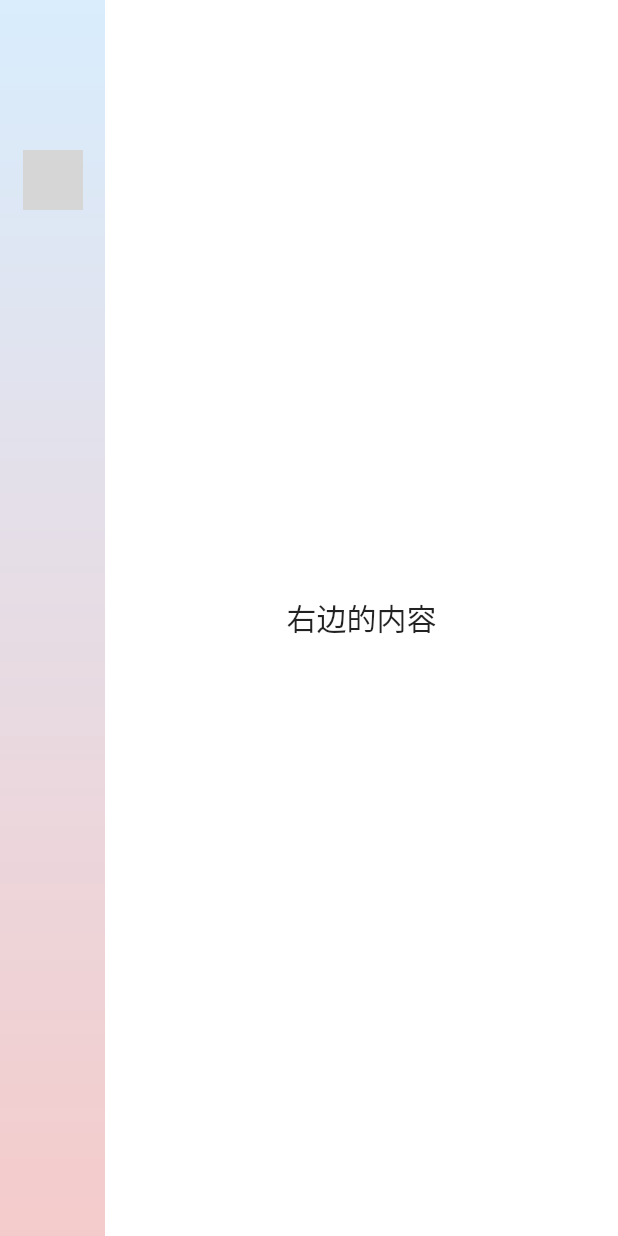
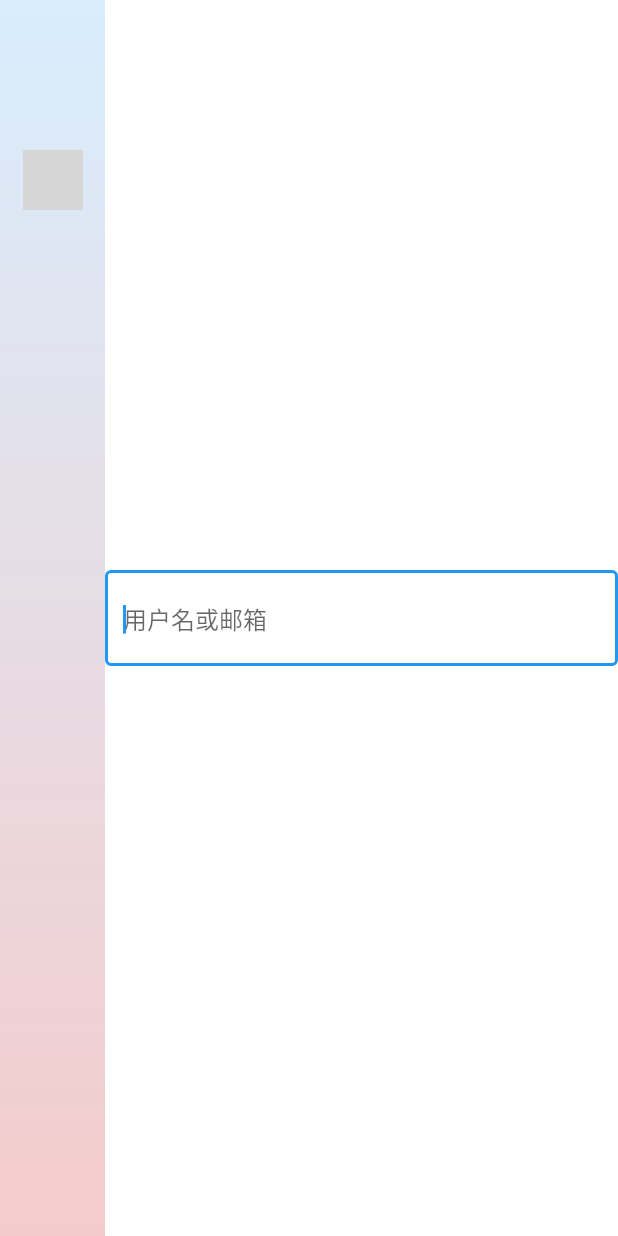
Before and after one commit to charonX/xiaoYao, a Flutter app: the screen it shows after launch, on a phone screen of 412 x 824 dp. Run offline on Flutter 3.47's test engine with Material 2 defaults, Android fonts, the light colour scheme and no system bars; missing offline and left inert: window_manager; grey boxes are pictures that could not be loaded.

Commit message:
chat界面开发

```diff
--- /dev/null
+++ b/lib/screens/chat/chat.dart
@@ -0,0 +1,22 @@
+import 'package:flutter/material.dart';
+
+class Chat extends StatefulWidget{
+  const Chat({Key? key}) : super(key: key);
+  @override
+  _Chat createState() => _Chat();
+}
+
+class _Chat extends State<Chat> {
+  @override
+  Widget build(BuildContext context) {
+    return const Center(
+      child: TextField(
+        autofocus: true,
+        decoration: InputDecoration(
+          hintText: "用户名或邮箱",
+          border: OutlineInputBorder()
+        ),
+      ),
+    );
+  }
+}
--- a/lib/screens/navigation/nav_screen.dart
+++ b/lib/screens/navigation/nav_screen.dart
@@ -3,6 +3,8 @@ import 'package:flutter/services.dart';
 import 'package:flutter/material.dart';
 
 class NavigationWidget extends StatelessWidget {
+  const NavigationWidget({super.key});
+
   @override
   Widget build(BuildContext context) {
     return FutureBuilder(
--- a/lib/widgets/conversation_screen.dart
+++ b/lib/widgets/conversation_screen.dart
@@ -1,5 +1,6 @@
 import 'package:flutter/material.dart';
 import '../screens/navigation/nav_screen.dart';
+import '../screens/chat/chat.dart';
 
 class ConversationScreen extends StatefulWidget {
   const ConversationScreen({super.key});
@@ -9,7 +10,7 @@ class ConversationScreen extends StatefulWidget {
 
 class _ConversationScreen extends State<ConversationScreen> {
 
-  String _currentIndex = "chat";
+  final String _currentIndex = "chat";
 
   // final List<Widget> _pages = [
   //   CachedContentWidget(content: 'Page 1'), // 第一页的内容
@@ -29,16 +30,13 @@ class _ConversationScreen extends State<ConversationScreen> {
               decoration: BoxDecoration(
                 color: Colors.white.withOpacity(0.5),
               ),
-              child: NavigationWidget(),
+              child: const NavigationWidget(),
             ),
             Expanded(
               child: Container(
                 color: Colors.white,
                 child: const Center(
-                  child: Text(
-                    '右边的内容',
-                    style: TextStyle(fontSize: 20),
-                  ),
+                  child: Chat(),
                 ),
               ),
             ),
```
Also changed, not shown: pubspec.lock, 3 other files.
